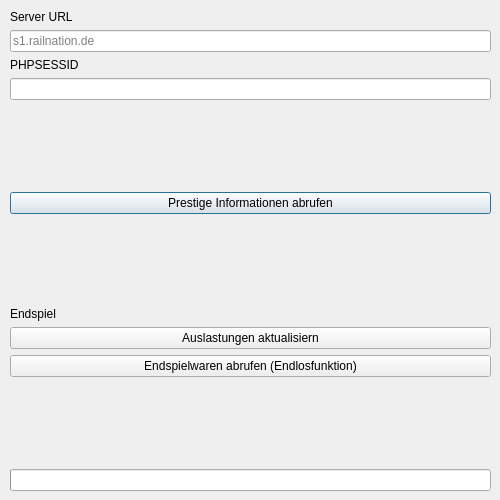
RolandColored/railnation-client, file src/main/dialog.ui: the form before one commit.
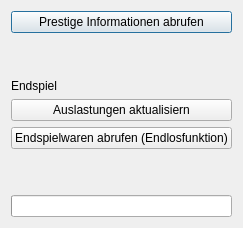
The form after the commit.

Diff of the .ui file:
```diff
--- a/src/main/dialog.ui
+++ b/src/main/dialog.ui
@@ -2,18 +2,10 @@
 <ui version="4.0">
  <class>Dialog</class>
  <widget class="QDialog" name="Dialog">
-  <property name="geometry">
-   <rect>
-    <x>0</x>
-    <y>0</y>
-    <width>500</width>
-    <height>500</height>
-   </rect>
-  </property>
   <property name="minimumSize">
    <size>
-    <width>500</width>
-    <height>500</height>
+    <width>200</width>
+    <height>200</height>
    </size>
   </property>
   <property name="maximumSize">
@@ -25,71 +17,20 @@
   <property name="windowTitle">
    <string>Railnation Client</string>
   </property>
-  <widget class="QWidget" name="verticalLayoutWidget">
-   <property name="geometry">
-    <rect>
-     <x>10</x>
-     <y>10</y>
-     <width>481</width>
-     <height>481</height>
-    </rect>
-   </property>
-   <layout class="QVBoxLayout" name="verticalLayout">
+  <layout class="QGridLayout" name="gridLayout_2">
+   <item row="0" column="0">
+    <layout class="QGridLayout" name="gridLayout">
     <property name="sizeConstraint">
      <enum>QLayout::SetMaximumSize</enum>
     </property>
-    <item>
-     <widget class="QLabel" name="label_2">
-      <property name="text">
-       <string>Server URL</string>
-      </property>
-     </widget>
-    </item>
-    <item>
-     <widget class="QLineEdit" name="inp_server">
-      <property name="text">
-       <string/>
-      </property>
-      <property name="placeholderText">
-       <string>s1.railnation.de</string>
-      </property>
-     </widget>
-    </item>
-    <item>
-     <widget class="QLabel" name="label_3">
-      <property name="text">
-       <string>PHPSESSID</string>
-      </property>
-     </widget>
-    </item>
-    <item>
-     <widget class="QLineEdit" name="inp_sessionid_2">
-      <property name="text">
-       <string/>
-      </property>
-     </widget>
-    </item>
-    <item>
-     <spacer name="verticalSpacer_3">
-      <property name="orientation">
-       <enum>Qt::Vertical</enum>
-      </property>
-      <property name="sizeHint" stdset="0">
-       <size>
-        <width>20</width>
-        <height>40</height>
-       </size>
-      </property>
-     </spacer>
-    </item>
-    <item>
+     <item row="0" column="0">
      <widget class="QPushButton" name="btn_prestige">
       <property name="text">
        <string>Prestige Informationen abrufen</string>
       </property>
      </widget>
     </item>
-    <item>
+     <item row="1" column="0">
      <spacer name="verticalSpacer">
       <property name="orientation">
        <enum>Qt::Vertical</enum>
@@ -102,21 +43,21 @@
       </property>
      </spacer>
     </item>
-    <item>
+     <item row="2" column="0">
      <widget class="QLabel" name="label">
       <property name="text">
        <string>Endspiel</string>
       </property>
      </widget>
     </item>
-    <item>
+     <item row="3" column="0">
      <widget class="QPushButton" name="btn_loads">
       <property name="text">
        <string>Auslastungen aktualisiern</string>
       </property>
      </widget>
     </item>
-    <item>
+     <item row="4" column="0">
      <widget class="QPushButton" name="btn_storage">
       <property name="enabled">
        <bool>true</bool>
@@ -126,7 +67,7 @@
       </property>
      </widget>
     </item>
-    <item>
+     <item row="5" column="0">
      <spacer name="verticalSpacer_2">
       <property name="orientation">
        <enum>Qt::Vertical</enum>
@@ -139,7 +80,7 @@
       </property>
      </spacer>
     </item>
-    <item>
+     <item row="6" column="0">
      <widget class="QProgressBar" name="progressBar">
       <property name="value">
        <number>0</number>
@@ -153,7 +94,8 @@
      </widget>
     </item>
    </layout>
-  </widget>
+   </item>
+  </layout>
  </widget>
  <resources/>
  <connections/>
```
Lines whose indentation alone changed are shown as unchanged.
